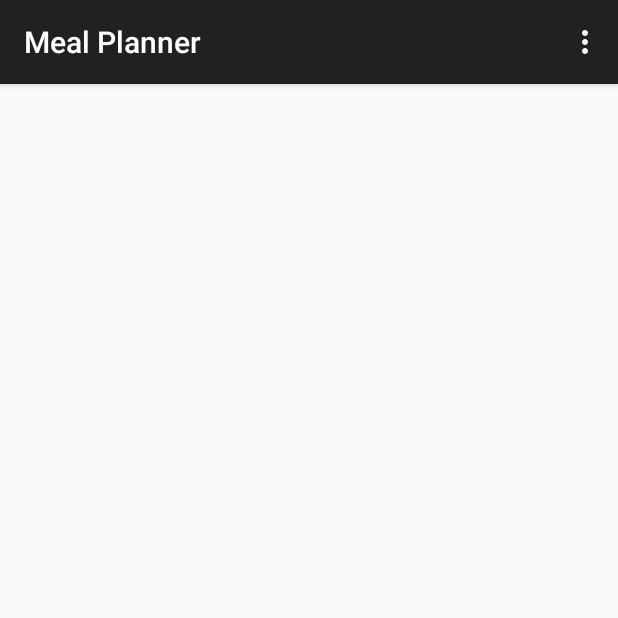
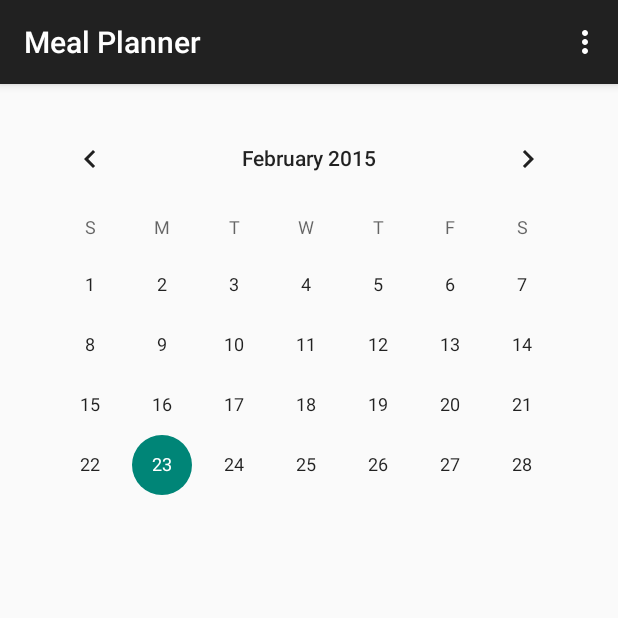
Before and after one commit to drrezeau/MealPlanner, an Android app: the screen it shows after launch (MainActivity), on a phone screen of 412 x 824 dp, the top half of it. Run offline under Robolectric (Android 15) with nearby library versions, the phone set to English and light mode, and no system bars.

Commit message:
Hi peeps

```diff
--- a/app/src/main/AndroidManifest.xml
+++ b/app/src/main/AndroidManifest.xml
@@ -16,6 +16,10 @@
                 <category android:name="android.intent.category.LAUNCHER" />
             </intent-filter>
         </activity>
+        <activity
+            android:name=".dayView"
+            android:label="@string/title_activity_day_view" >
+        </activity>
     </application>
 
 </manifest>
--- a/app/src/main/java/com/example/gil/mealplanner/MainActivity.java
+++ b/app/src/main/java/com/example/gil/mealplanner/MainActivity.java
@@ -1,16 +1,46 @@
 package com.example.gil.mealplanner;
 
+import android.annotation.TargetApi;
+import android.content.Context;
+import android.content.Intent;
+import android.os.Build;
 import android.support.v7.app.ActionBarActivity;
 import android.os.Bundle;
 import android.view.Menu;
 import android.view.MenuItem;
+import android.widget.CalendarView;
+import android.widget.Toast;
+
+//import java.util.Calendar;
 
 public class MainActivity extends ActionBarActivity {
 
+    CalendarView cal;
+
+    @TargetApi(Build.VERSION_CODES.HONEYCOMB)
     @Override
     protected void onCreate(Bundle savedInstanceState) {
         super.onCreate(savedInstanceState);
         setContentView(R.layout.activity_main);
+
+        cal = (CalendarView) findViewById(R.id.calendarView);
+
+        cal.setOnDateChangeListener(new CalendarView.OnDateChangeListener() {
+
+            @Override
+            public void onSelectedDayChange(CalendarView view, int year, int month,
+                                            int dayOfMonth) {
+//                TODO Auto-generated method stub
+
+                Toast.makeText(getBaseContext(), "Selected Date is\n\n"
+                                + dayOfMonth + " : " + month + " : " + year,
+                        Toast.LENGTH_LONG).show();
+                Context context = cal.getContext();
+
+                Intent intent = new Intent(context, dayView.class);
+                startActivity(intent);
+            }
+        });
     }
 
 
--- a/app/src/main/res/layout/activity_main.xml
+++ b/app/src/main/res/layout/activity_main.xml
@@ -5,4 +5,14 @@
     android:paddingTop="@dimen/activity_vertical_margin"
     android:paddingBottom="@dimen/activity_vertical_margin" tools:context=".MainActivity">
 
+    <CalendarView
+        android:layout_width="wrap_content"
+        android:layout_height="wrap_content"
+        android:id="@+id/calendarView"
+        android:layout_alignParentTop="true"
+        android:layout_alignParentLeft="true"
+        android:layout_alignParentStart="true"
+        android:layout_alignParentBottom="true"
+        android:layout_alignParentRight="true"
+        android:layout_alignParentEnd="true" />
 </RelativeLayout>
--- a/app/src/main/res/values/strings.xml
+++ b/app/src/main/res/values/strings.xml
@@ -4,5 +4,6 @@
     <string name="app_name">Meal Planner</string>
     <string name="hello_world">Hello world!</string>
     <string name="action_settings">Settings</string>
+    <string name="title_activity_day_view">dayView</string>
 
 </resources>
```
Also changed, not shown: app/src/main/java/com/example/gil/mealplanner/dayView.java (added, +39 -0 lines), app/src/main/res/layout/activity_day_view.xml (added, +12 -0 lines), app/src/main/res/menu/menu_day_view.xml (added, +7 -0 lines), 1 other file.
